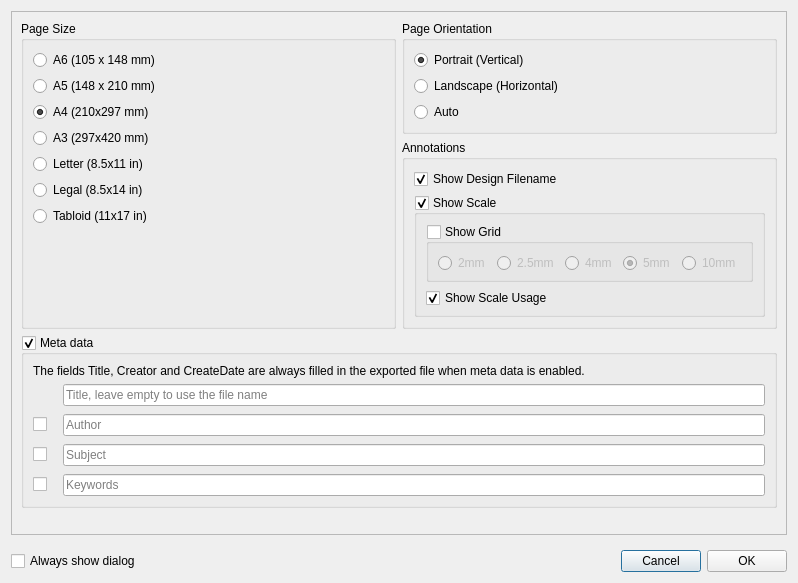
openscad/openscad, file src/gui/ExportPdfDialog.ui: the form before one commit.
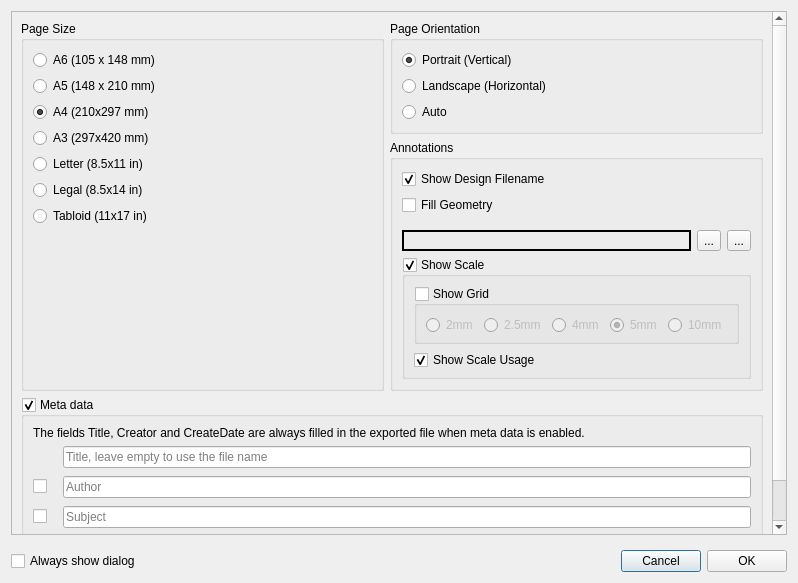
The form after the commit. Icons and pictures are not drawn.

Patch:
```diff
--- a/src/gui/ExportPdfDialog.ui
+++ b/src/gui/ExportPdfDialog.ui
@@ -359,6 +359,63 @@
             </property>
            </widget>
           </item>
+          <item>
+           <widget class="QCheckBox" name="checkBoxEnableFill">
+            <property name="toolTip">
+             <string>&lt;html&gt;&lt;head/&gt;&lt;body&gt;&lt;p&gt;Enable filling of exported geometry with a color.&lt;/p&gt;&lt;/body&gt;&lt;/html&gt;</string>
+            </property>
+            <property name="text">
+             <string>Fill Geometry</string>
+            </property>
+            <property name="checked">
+             <bool>false</bool>
+            </property>
+           </widget>
+          </item>
+          <item>
+           <layout class="QHBoxLayout" name="horizontalLayoutFillColor">
+            <property name="topMargin">
+             <number>9</number>
+            </property>
+            <item>
+             <widget class="QLabel" name="labelFillColor">
+              <property name="minimumSize">
+               <size>
+                <width>100</width>
+                <height>0</height>
+               </size>
+              </property>
+              <property name="frameShape">
+               <enum>QFrame::Box</enum>
+              </property>
+              <property name="lineWidth">
+               <number>2</number>
+              </property>
+              <property name="text">
+               <string/>
+              </property>
+             </widget>
+            </item>
+            <item>
+             <widget class="QToolButton" name="toolButtonFillColorReset">
+              <property name="text">
+               <string>...</string>
+              </property>
+              <property name="icon">
+               <iconset theme="chokusen-undo">
+                <normaloff>.</normaloff>.</iconset>
+              </property>
+             </widget>
+            </item>
+            <item>
+             <widget class="QToolButton" name="toolButtonFillColor">
+              <property name="text">
+               <string>...</string>
+              </property>
+             </widget>
+            </item>
+           </layout>
+          </item>
           <item>
            <widget class="QGroupBox" name="groupScale">
             <property name="toolTip">
```
Left out of the diff: 3 changed lines with no effect on the pictures.
